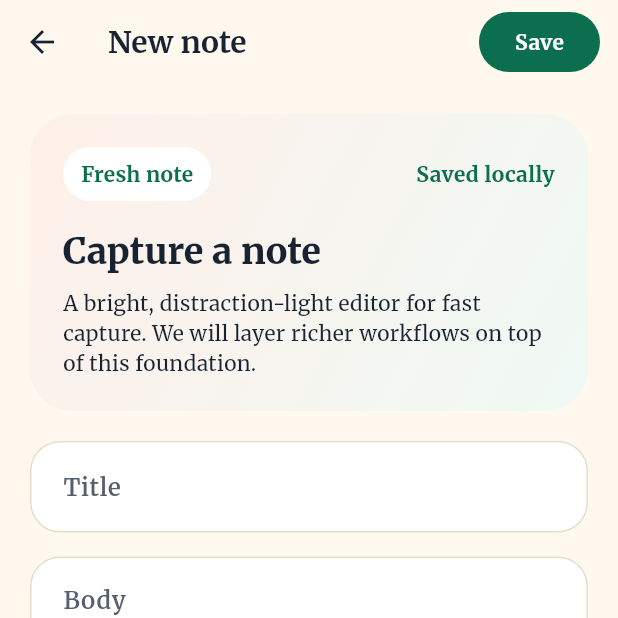
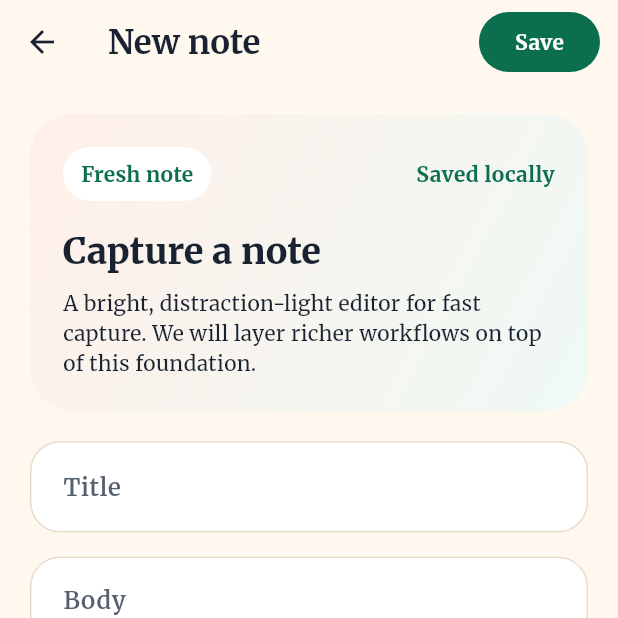
Before and after one commit to atikulmunna/offline-ai-notepad, a Flutter app: the screen it shows after launch, after a tap on "New note", on a phone screen of 412 x 824 dp, the top half of it. Run offline on Flutter 3.47's test engine with Material 3 defaults, Android fonts, the phone set to English and light mode, and no system bars; our stand-ins replace flutter_riverpod, sqflite, sqflite_common_ffi; accounts and stored records are empty.

Commit message:
Apply Merriweather across themed text

```diff
--- a/lib/app/theme/app_theme.dart
+++ b/lib/app/theme/app_theme.dart
@@ -59,11 +59,27 @@ class AppTheme {
           color: ink,
           letterSpacing: 0.2,
         ),
+      ).apply(
+        fontFamily: 'Merriweather',
+        bodyColor: ink,
+        displayColor: ink,
       ),
       appBarTheme: const AppBarTheme(
         backgroundColor: Colors.transparent,
         foregroundColor: ink,
         elevation: 0,
+        titleTextStyle: TextStyle(
+          fontFamily: 'Merriweather',
+          fontSize: 22,
+          fontWeight: FontWeight.w700,
+          color: ink,
+        ),
+        toolbarTextStyle: TextStyle(
+          fontFamily: 'Merriweather',
+          fontSize: 16,
+          fontWeight: FontWeight.w600,
+          color: ink,
+        ),
       ),
       chipTheme: ChipThemeData(
         backgroundColor: Colors.white,
@@ -73,6 +89,7 @@ class AppTheme {
           borderRadius: BorderRadius.circular(999),
         ),
         labelStyle: const TextStyle(
+          fontFamily: 'Merriweather',
           color: ink,
           fontWeight: FontWeight.w600,
         ),
@@ -105,6 +122,7 @@ class AppTheme {
           borderSide: const BorderSide(color: accent, width: 1.5),
         ),
         labelStyle: const TextStyle(
+          fontFamily: 'Merriweather',
           color: Color(0xFF55606F),
           fontWeight: FontWeight.w600,
         ),
```
